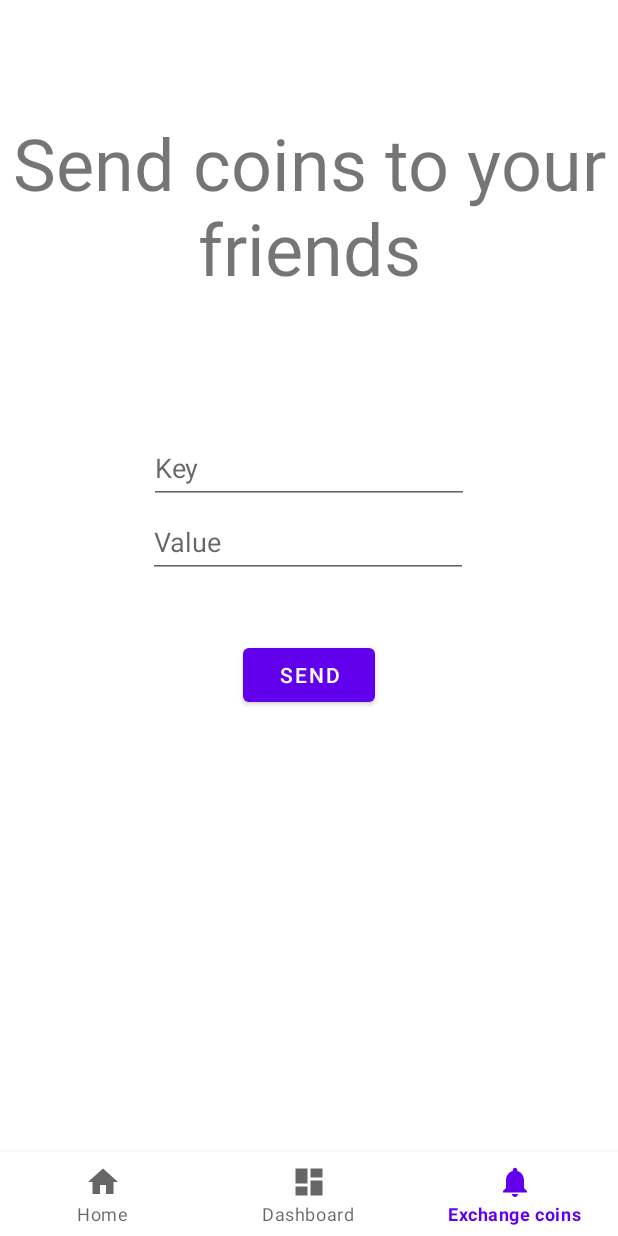
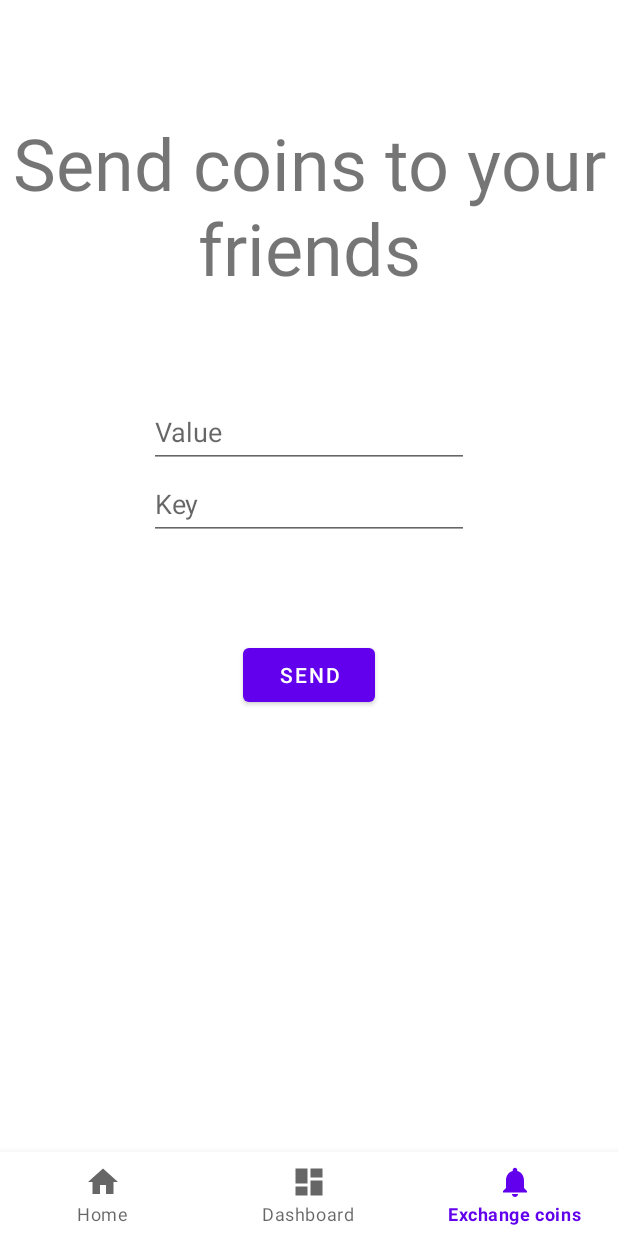
Before and after one commit to mcbutt007/android-app-with-blockchain-integration, an Android app: the NotificationsFragment screen opened through its navigation route, on a phone screen of 412 x 824 dp. Run offline under Robolectric (Android 15) with nearby library versions, the phone set to English and light mode, and no system bars; our stand-ins replace navigation-ui; libraries missing offline, so code that uses them is left out: org.bouncycastle.crypto, org.bouncycastle.jce; 1 statement that could not run was skipped.

Commit message:
update UI

```diff
--- a/app/src/main/res/layout/fragment_notifications.xml
+++ b/app/src/main/res/layout/fragment_notifications.xml
@@ -34,19 +34,14 @@
         app:layout_constraintStart_toStartOf="parent"
         app:layout_constraintTop_toTopOf="parent" />
 
-    <EditText
-        android:id="@+id/address"
+    <LinearLayout
         android:layout_width="wrap_content"
         android:layout_height="wrap_content"
-        android:layout_weight="1"
-        android:ems="10"
-        android:hint="Key"
-        android:inputType="text"
-        android:minHeight="48dp"
+        android:orientation="vertical"
         app:layout_constraintBottom_toTopOf="@+id/send_btn"
         app:layout_constraintEnd_toEndOf="parent"
         app:layout_constraintStart_toStartOf="parent"
-        app:layout_constraintTop_toBottomOf="@+id/textView2" />
+        app:layout_constraintTop_toBottomOf="@+id/textView2">
 
         <EditText
             android:id="@+id/value"
@@ -56,13 +51,18 @@
             android:ems="10"
             android:hint="Value"
             android:inputType="text"
-        android:minHeight="48dp"
-        app:layout_constraintBottom_toTopOf="@+id/send_btn"
-        app:layout_constraintEnd_toEndOf="parent"
-        app:layout_constraintHorizontal_bias="0.497"
-        app:layout_constraintStart_toStartOf="parent"
-        app:layout_constraintTop_toBottomOf="@+id/textView2"
-        app:layout_constraintVertical_bias="0.774" />
+            android:minHeight="48dp" />
+
+        <EditText
+            android:id="@+id/address"
+            android:layout_width="wrap_content"
+            android:layout_height="wrap_content"
+            android:layout_weight="1"
+            android:ems="10"
+            android:hint="Key"
+            android:inputType="text"
+            android:minHeight="48dp" />
+    </LinearLayout>
 
     <Button
         android:id="@+id/send_btn"
```
Lines whose indentation alone changed are shown as unchanged.
